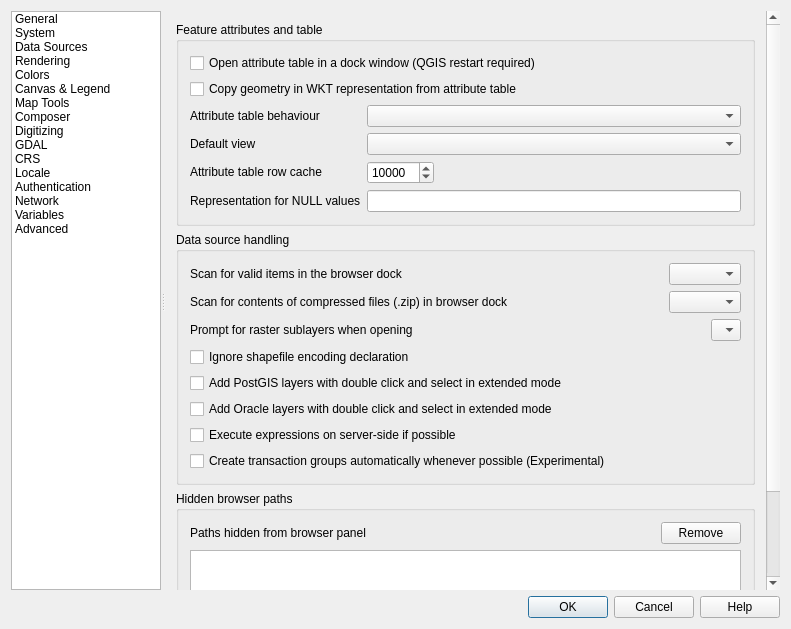
This is src/ui/qgsoptionsbase.ui in qgis/QGIS as Qt 5 draws it before an edit. The edited form follows.
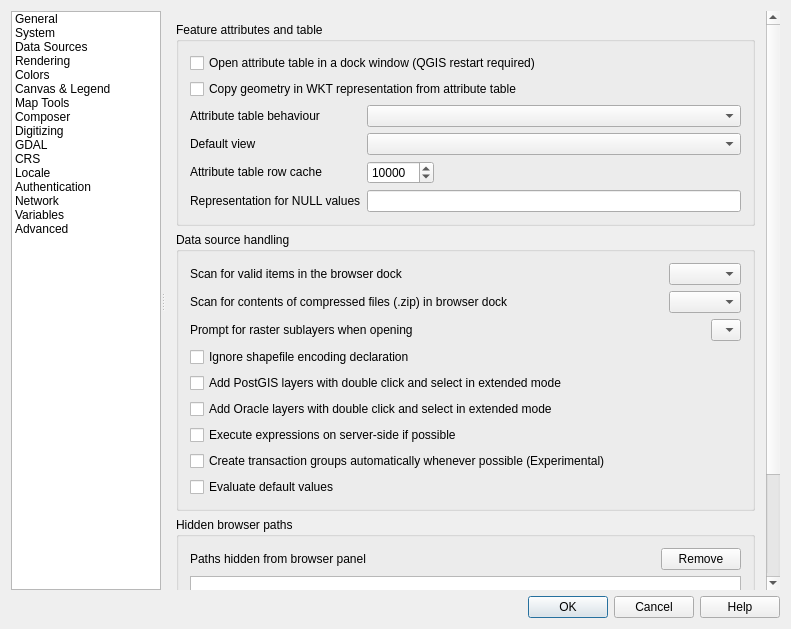
This is the edited form. The open tabs and pages were chosen to show the change. Icons and pictures are not drawn. Custom widgets are drawn as their Qt base class.

Commit message:
[feature] allow generating default values on postgres just in time
The expression used to generate default values for a field on the
postgres database are currently being printed on the feature form.

    nextval('serial')

A new option in the properties allows evaluating the expression before
usage and will directly print the new value in the feature form.

    23

```diff
--- a/src/ui/qgsoptionsbase.ui
+++ b/src/ui/qgsoptionsbase.ui
@@ -1394,8 +1394,8 @@
                <rect>
                 <x>0</x>
                 <y>0</y>
-                <width>601</width>
-                <height>720</height>
+                <width>604</width>
+                <height>788</height>
                </rect>
               </property>
               <layout class="QVBoxLayout" name="verticalLayout_27">
@@ -1651,6 +1651,16 @@
                     </property>
                    </widget>
                   </item>
+                  <item>
+                   <widget class="QCheckBox" name="cbxEvaluateDefaultValues">
+                    <property name="toolTip">
+                     <string>&lt;html&gt;&lt;head/&gt;&lt;body&gt;&lt;p&gt;When digitizing a new feature, default values are retrieved from the database. With this option turned on, the default values will be evaluated at the time of digitizing. With this option turned off, the default values will be evaluated at the time of saving.&lt;/p&gt;&lt;/body&gt;&lt;/html&gt;</string>
+                    </property>
+                    <property name="text">
+                     <string>Evaluate default values</string>
+                    </property>
+                   </widget>
+                  </item>
                  </layout>
                 </widget>
                </item>
@@ -5147,18 +5157,18 @@
  </widget>
  <layoutdefault spacing="6" margin="11"/>
  <customwidgets>
-  <customwidget>
-   <class>QgsColorButtonV2</class>
-   <extends>QToolButton</extends>
-   <header>qgscolorbuttonv2.h</header>
-   <container>1</container>
-  </customwidget>
   <customwidget>
    <class>QgsCollapsibleGroupBox</class>
    <extends>QGroupBox</extends>
    <header>qgscollapsiblegroupbox.h</header>
    <container>1</container>
   </customwidget>
+  <customwidget>
+   <class>QgsColorButtonV2</class>
+   <extends>QToolButton</extends>
+   <header>qgscolorbuttonv2.h</header>
+   <container>1</container>
+  </customwidget>
   <customwidget>
    <class>QgsColorSchemeList</class>
    <extends>QWidget</extends>
```
Left out of the diff: 50 changed lines with no effect on the pictures. The commit also changes 2 other files.
